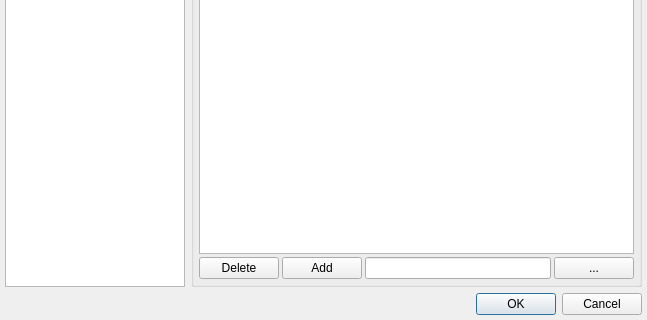
Above: v2/branches/dev/monkey/src/maininterface/ui/UISettings.ui from testmana2/mks before the change; both pictures show x 0 to 647 and y 304 to 624 of the 647 by 624 pixel window. Below: the same form after it.
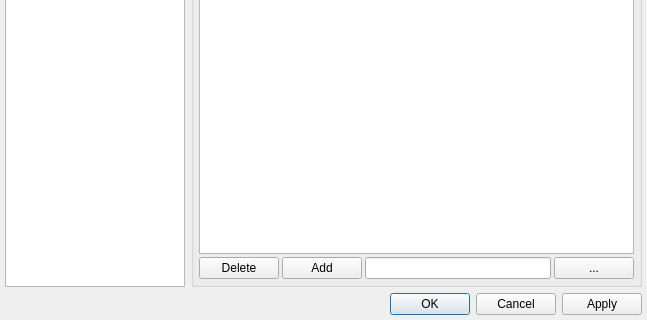
That is the form after the change.

The edit to the form file:
```diff
--- a/v2/branches/dev/monkey/src/maininterface/ui/UISettings.ui
+++ b/v2/branches/dev/monkey/src/maininterface/ui/UISettings.ui
@@ -2904,7 +2904,7 @@
       <enum>Qt::Horizontal</enum>
      </property>
      <property name="standardButtons" >
-      <set>QDialogButtonBox::Cancel|QDialogButtonBox::NoButton|QDialogButtonBox::Ok</set>
+      <set>QDialogButtonBox::Apply|QDialogButtonBox::Cancel|QDialogButtonBox::NoButton|QDialogButtonBox::Ok</set>
      </property>
     </widget>
    </item>
```
